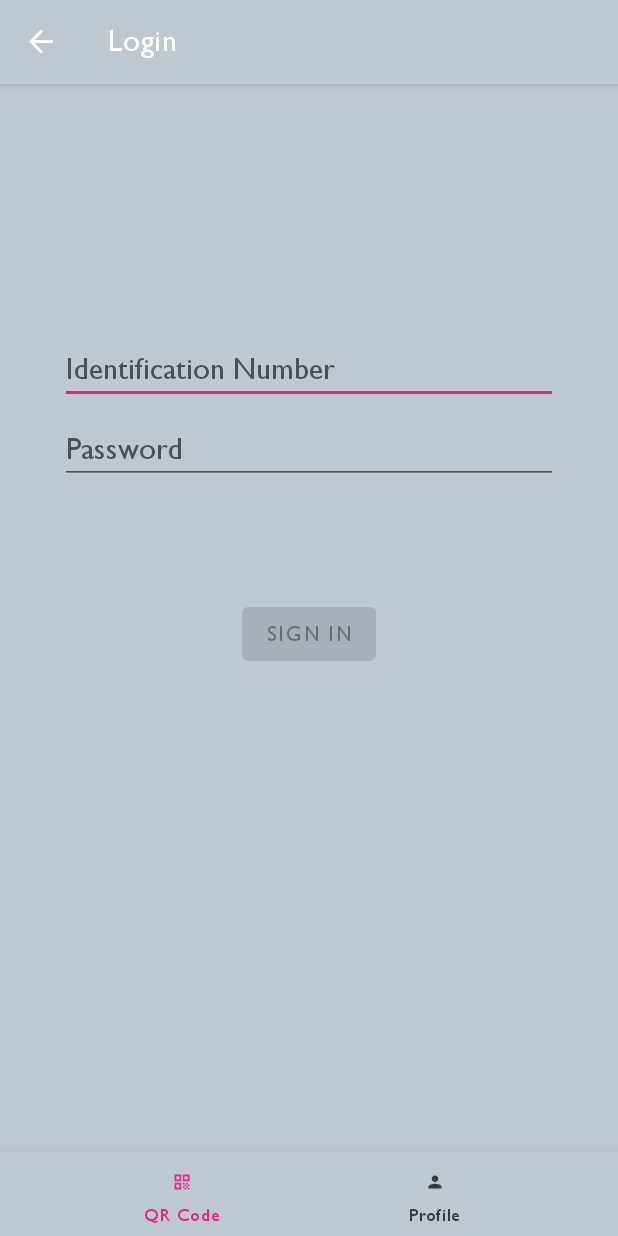
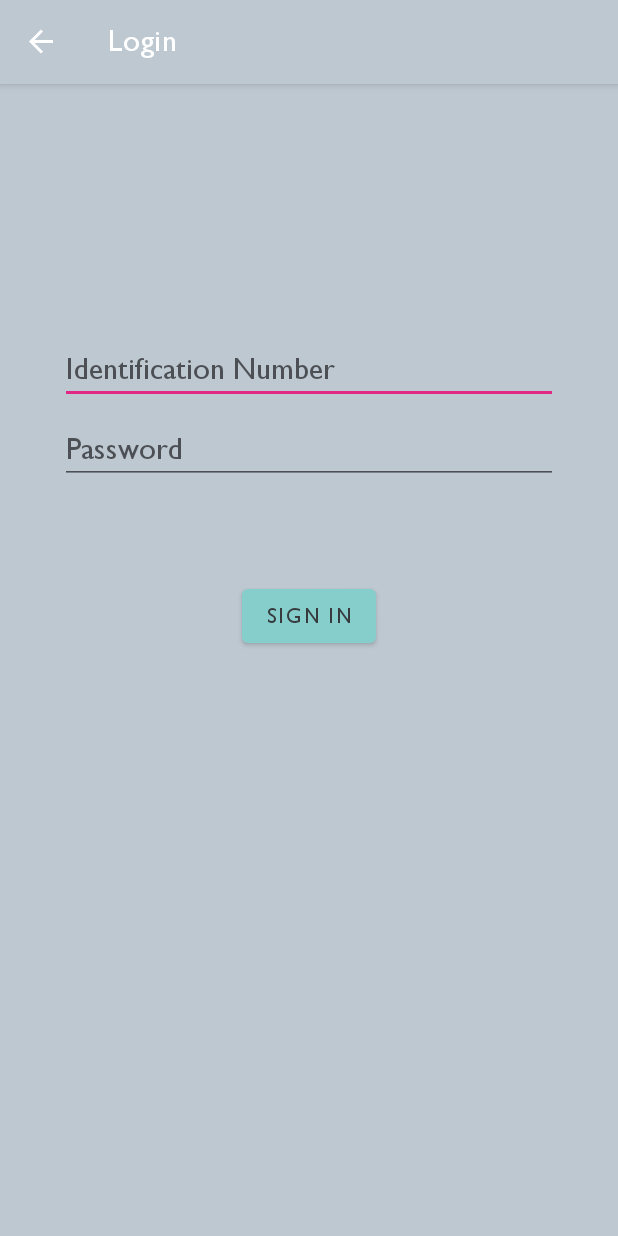
Before and after one commit to road-pig/Covid-Green-Pass, an Android app: the screen it shows after launch (MainActivity), on a phone screen of 412 x 824 dp. Run offline under Robolectric (Android 15) with nearby library versions, the phone set to English and light mode, and no system bars; our stand-ins replace navigation-ui; libraries missing offline, so code that uses them is left out: com.journeyapps.barcodescanner, io.michaelrocks.libphonenumber; 2 statements that could not run were skipped.

Commit message:
it is done

```diff
--- a/app/src/main/java/com/example/covidgreenpass/MainActivity.java
+++ b/app/src/main/java/com/example/covidgreenpass/MainActivity.java
@@ -2,6 +2,7 @@ package com.example.covidgreenpass;
 
 import android.graphics.drawable.ColorDrawable;
 import android.os.Bundle;
+import android.view.View;
 
 import com.example.covidgreenpass.model.User.Users;
 import com.google.android.material.bottomnavigation.BottomNavigationView;
@@ -33,8 +34,13 @@ public class MainActivity extends AppCompatActivity {
 
         if(!Users.loggedIn){
             navController.navigate(R.id.action_navigation_qr_code_to_loginFragment);
+            findViewById(R.id.nav_view).setVisibility(View.GONE);
         }
 
     }
 
+    public void showNavBar(){
+        findViewById(R.id.nav_view).setVisibility(View.VISIBLE);
+    }
+
 }
--- a/app/src/main/java/com/example/covidgreenpass/model/QRCode/QRCode.java
+++ b/app/src/main/java/com/example/covidgreenpass/model/QRCode/QRCode.java
@@ -1,10 +1,14 @@
 package com.example.covidgreenpass.model.QRCode;
+
+
+
+import android.graphics.Bitmap;
 
 import com.google.zxing.BarcodeFormat;
 import com.google.zxing.WriterException;
-import com.google.zxing.client.j2se.MatrixToImageWriter;
 import com.google.zxing.common.BitMatrix;
 import com.google.zxing.qrcode.QRCodeWriter;
+import com.journeyapps.barcodescanner.BarcodeEncoder;
 
 import java.io.IOException;
 import java.nio.file.FileSystems;
@@ -19,12 +23,12 @@ public abstract class QRCode {
         this.height = height;
     }
 
-    protected void generateQRCodeImage(String text, String filename) throws WriterException, IOException{
-        QRCodeWriter qrCodeWriter = new QRCodeWriter();
-        BitMatrix bitMatrix = qrCodeWriter.encode(text, BarcodeFormat.QR_CODE, width, height);
+    protected Bitmap generateQRCodeImage(String text, String filename) throws WriterException, IOException{
+        BarcodeEncoder qrCodeWriter = new BarcodeEncoder();
+        Bitmap bitmap = qrCodeWriter.encodeBitmap(text, BarcodeFormat.QR_CODE, width, height);
 
         Path path = FileSystems.getDefault().getPath("./" + filename);
-        MatrixToImageWriter.writeToPath(bitMatrix, "PNG", path);
+        return bitmap;
     }
 
 }
--- a/app/src/main/java/com/example/covidgreenpass/model/QRCode/eQRCode.java
+++ b/app/src/main/java/com/example/covidgreenpass/model/QRCode/eQRCode.java
@@ -1,4 +1,6 @@
 package com.example.covidgreenpass.model.QRCode;
+
+import android.graphics.Bitmap;
 
 import com.example.covidgreenpass.MainActivity;
 import com.example.covidgreenpass.model.User.User;
@@ -13,12 +15,13 @@ public class eQRCode extends QRCode {
         this.user = user;
     }
 
-    public void generate(MainActivity mainActivity){
+    public Bitmap generate(MainActivity mainActivity){
         try {
-            generateQRCodeImage(toString(), Paths.get("./").toAbsolutePath().relativize(Paths.get(mainActivity.getFilesDir().getAbsolutePath())) + "/" + "current" + ".png");
+            return generateQRCodeImage(toString(), Paths.get("./").toAbsolutePath().relativize(Paths.get(mainActivity.getFilesDir().getAbsolutePath())) + "/" + "current" + ".png");
         } catch (Exception e) {
             System.out.println(e.getStackTrace());
         }
+        return null;
     }
 
     @Override
--- a/app/src/main/java/com/example/covidgreenpass/model/User/Users.java
+++ b/app/src/main/java/com/example/covidgreenpass/model/User/Users.java
@@ -1,10 +1,14 @@
 package com.example.covidgreenpass.model.User;
 
+import android.content.res.Resources;
+
 import com.example.covidgreenpass.MainActivity;
+import com.example.covidgreenpass.R;
 
 import java.io.File;
 import java.io.FileNotFoundException;
 import java.io.IOException;
+import java.io.InputStream;
 import java.io.PrintWriter;
 import java.util.ArrayList;
 import java.util.Scanner;
@@ -14,12 +18,12 @@ public class Users {
     public static User loggedInUser;
     public static boolean loggedIn;
     public static void readUsers(MainActivity mainActivity){
-        File file = new File(mainActivity.getFilesDir(), "Users.csv");
-        try {
-            Scanner scanner = new Scanner(file);
-            while(scanner.hasNextLine()){
+        Resources res = mainActivity.getResources();
+        InputStream inputStream = res.openRawResource(R.raw.users);
+        Scanner scanner = new Scanner(inputStream);
+        while (scanner.hasNextLine()) {
             String[] info = scanner.nextLine().split(",");
-                if(info[13].equals(true)){
+            if (info.length == 14&&info[13].equals(true)) {
                 loggedInUser = new User(info[0], info[1], info[2], info[3], info[4], info[5], info[6], info[7], info[8], info[9], info[10], info[11].equals("true"), info[12].equals("true"));
                 loggedIn = true;
                 continue;
@@ -27,12 +31,9 @@ public class Users {
             users.add(new User(info[0], info[1], info[2], info[3], info[4], info[5], info[6], info[7], info[8], info[9], info[10], info[11].equals("true"), info[12].equals("true")));
         }
         scanner.close();
-        } catch (FileNotFoundException e) {
-            createFile(mainActivity);
-        }
     }
     public static void writeUsers(MainActivity mainActivity){
-        File file = new File(mainActivity.getFilesDir(), "Users.csv");
+        File file = new File(mainActivity.getFilesDir(), "users.csv");
         try {
             PrintWriter printWriter = new PrintWriter(file);
             printWriter.write(loggedInUser.toString() + ",true");
@@ -59,7 +60,7 @@ public class Users {
     }
     private static void createFile(MainActivity mainActivity){
         try {
-            new File(mainActivity.getFilesDir(), "Users.csv").createNewFile();
+            new File(mainActivity.getFilesDir(), "users.csv").createNewFile();
         } catch (IOException e) {
             e.printStackTrace();
         }
--- a/app/src/main/java/com/example/covidgreenpass/ui/QRCode/QRCodeFragment.java
+++ b/app/src/main/java/com/example/covidgreenpass/ui/QRCode/QRCodeFragment.java
@@ -44,8 +44,8 @@ public class QRCodeFragment extends Fragment {
         File image = new File(filename);
         if (!image.exists()) {
             eQRCode qrCode = new eQRCode(300, 300, Users.loggedInUser);
-            qrCode.generate((MainActivity) getActivity());
+            qrCodeImage.setImageBitmap(qrCode.generate((MainActivity) getActivity()));
         }
-        qrCodeImage.setImageURI(Uri.fromFile(image));
+//        qrCodeImage.setImageURI(Uri.fromFile(image));
     }
 }
--- a/app/src/main/java/com/example/covidgreenpass/ui/login/LoginFragment.java
+++ b/app/src/main/java/com/example/covidgreenpass/ui/login/LoginFragment.java
@@ -22,6 +22,7 @@ import android.widget.ProgressBar;
 import android.widget.TextView;
 import android.widget.Toast;
 
+import com.example.covidgreenpass.MainActivity;
 import com.example.covidgreenpass.R;
 import com.example.covidgreenpass.model.User.Users;
 
@@ -47,11 +48,15 @@ public class LoginFragment extends Fragment {
         final ProgressBar loadingProgressBar = view.findViewById(R.id.loading);
         final TextView incorrectTextView = view.findViewById(R.id.loginIncorrect);
 
+        loginButton.setActivated(true);
+
        loginButton.setOnClickListener(view1 -> {
            String username = usernameEditText.getText().toString();
            String password = passwordEditText.getText().toString();
 
            if(Users.login(username, password)){
+               ((MainActivity) getActivity()).showNavBar();
+               Users.writeUsers((MainActivity) getActivity());
                NavHostFragment.findNavController(this).navigate(R.id.action_loginFragment_to_navigation_qr_code);
            }else{
                 incorrectTextView.setVisibility(View.VISIBLE);
--- a/app/src/main/java/com/example/covidgreenpass/ui/profile/EditDetailsFragment.java
+++ b/app/src/main/java/com/example/covidgreenpass/ui/profile/EditDetailsFragment.java
@@ -35,7 +35,7 @@ public class EditDetailsFragment extends Fragment {
         super.onViewCreated(view, savedInstanceState);
         EditText editTextPhone = view.findViewById(R.id.editTextPhone);
         EditText editTextAddress = view.findViewById(R.id.editTextTextPostalAddress);
-        EditText editTextPassword = view.findViewById(R.id.password);
+        EditText editTextPassword = view.findViewById(R.id.editTextPassword);
         EditText editTextConfirmPassword = view.findViewById(R.id.editTextConfirmPassword);
         TextView doesNotMatch = view.findViewById(R.id.editPasswordsMatch);
         Button editConfirm = view.findViewById(R.id.editConfirm);
--- a/app/src/main/res/layout/fragment_login.xml
+++ b/app/src/main/res/layout/fragment_login.xml
@@ -45,25 +45,6 @@
         app:layout_constraintStart_toStartOf="parent"
         app:layout_constraintTop_toBottomOf="@+id/username" />
 
-    <Button
-        android:id="@+id/login"
-        style="@style/Widget.MaterialComponents.Button"
-        android:layout_width="wrap_content"
-        android:layout_height="wrap_content"
-        android:layout_gravity="start"
-        android:layout_marginStart="48dp"
-        android:layout_marginTop="16dp"
-        android:layout_marginEnd="48dp"
-        android:layout_marginBottom="64dp"
-        android:enabled="false"
-        android:text="Sign In"
-        app:iconTint="@color/light_turquoise"
-        app:layout_constraintBottom_toBottomOf="parent"
-        app:layout_constraintEnd_toEndOf="parent"
-        app:layout_constraintStart_toStartOf="parent"
-        app:layout_constraintTop_toBottomOf="@+id/password"
-        app:layout_constraintVertical_bias="0.2" />
-
     <ProgressBar
         android:id="@+id/loading"
         android:layout_width="wrap_content"
@@ -92,4 +73,14 @@
         app:layout_constraintEnd_toEndOf="@+id/password"
         app:layout_constraintStart_toStartOf="@+id/password"
         app:layout_constraintTop_toBottomOf="@+id/password" />
+
+    <Button
+        android:id="@+id/login"
+        android:layout_width="wrap_content"
+        android:layout_height="wrap_content"
+        android:layout_marginTop="64dp"
+        android:text="Sign In"
+        app:layout_constraintEnd_toEndOf="parent"
+        app:layout_constraintStart_toStartOf="parent"
+        app:layout_constraintTop_toBottomOf="@+id/password" />
 </androidx.constraintlayout.widget.ConstraintLayout>
--- /dev/null
+++ b/app/src/main/res/raw/users.csv
@@ -0,0 +1 @@
+Z1393939V,mikumiku,Hatsune Miku,〒060-0003 北海道札幌市中央区北３条西４丁目1-1 日本生命札幌ビル,+81 11-222-6655,mpsales@cypton.co.jp,Z1393939V,Pfizer-Biontech,19/03/2021,Negative,21/03/2021,true,true
```
Also changed, not shown: app/build.gradle (+5 -2 lines). Lines whose indentation alone changed are shown as unchanged.
